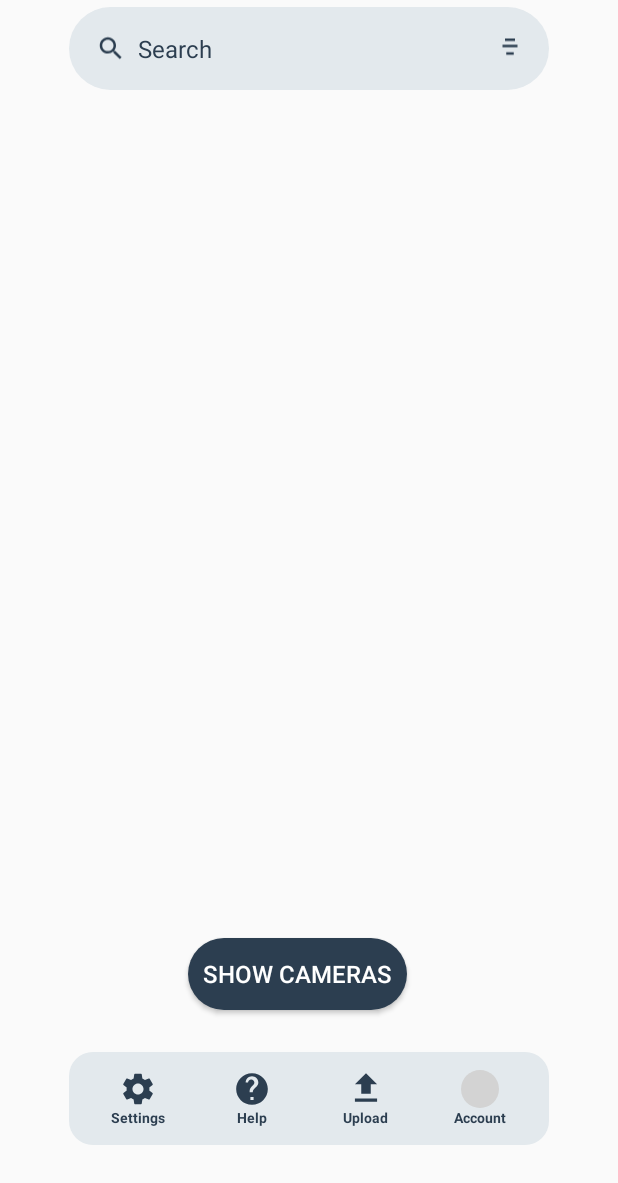
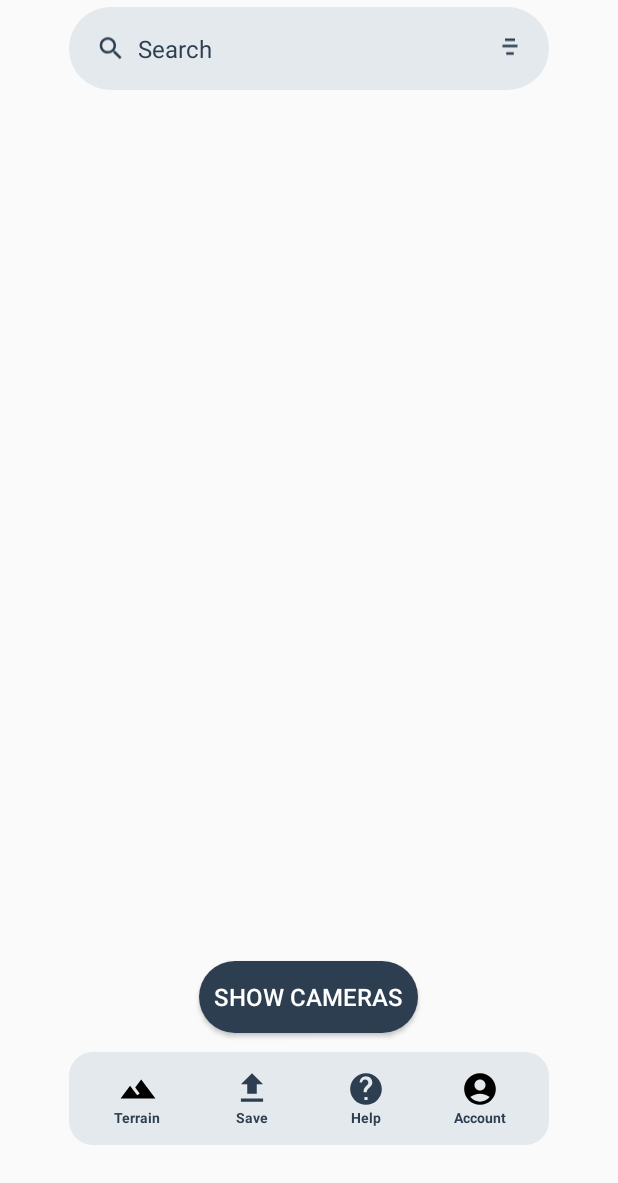
Before and after one commit to ParagDas2315/goapolicehackathon, an Android app: the mapsui screen opened directly, with no data from a screen before it, on a phone screen of 412 x 824 dp, the part 53-1236 px from its top. Run offline under Robolectric (Android 15) with nearby library versions, the phone set to English and light mode, and no system bars; our stand-ins replace Firebase (no records; nobody signed in at launch, a user with empty details on screens opened directly); 1 statement that could not run was skipped.

Commit message:
Terrain, Terminal, corrected the layout, kml

```diff
--- a/app/src/main/AndroidManifest.xml
+++ b/app/src/main/AndroidManifest.xml
@@ -7,6 +7,9 @@
     <uses-permission android:name="android.permission.ACCESS_COARSE_LOCATION" />
     <uses-permission android:name="android.permission.INTERNET" />
     <uses-permission android:name="android.permission.ACCESS_NETWORK_STATE" />
+    <uses-permission android:name="android.permission.WRITE_EXTERNAL_STORAGE"/>
+    <uses-permission android:name="android.permission.READ_EXTERNAL_STORAGE"/>
+
 
     <application
         android:allowBackup="true"
--- /dev/null
+++ b/app/src/main/res/drawable/account.xml
@@ -0,0 +1,5 @@
+<vector xmlns:android="http://schemas.android.com/apk/res/android" android:height="24dp" android:tint="#000000" android:viewportHeight="24" android:viewportWidth="24" android:width="24dp">
+
+    <path android:fillColor="@android:color/white" android:pathData="M12,2C6.48,2 2,6.48 2,12s4.48,10 10,10s10,-4.48 10,-10S17.52,2 12,2zM12,6c1.93,0 3.5,1.57 3.5,3.5S13.93,13 12,13s-3.5,-1.57 -3.5,-3.5S10.07,6 12,6zM12,20c-2.03,0 -4.43,-0.82 -6.14,-2.88C7.55,15.8 9.68,15 12,15s4.45,0.8 6.14,2.12C16.43,19.18 14.03,20 12,20z"/>
+
+</vector>
--- /dev/null
+++ b/app/src/main/res/drawable/baseline_terrain_24.xml
@@ -0,0 +1,5 @@
+<vector xmlns:android="http://schemas.android.com/apk/res/android" android:height="24dp" android:tint="#000000" android:viewportHeight="24" android:viewportWidth="24" android:width="24dp">
+
+    <path android:fillColor="@android:color/white" android:pathData="M14,6l-3.75,5 2.85,3.8 -1.6,1.2C9.81,13.75 7,10 7,10l-6,8h22L14,6z"/>
+
+</vector>
--- a/app/src/main/res/layout/mapsui.xml
+++ b/app/src/main/res/layout/mapsui.xml
@@ -61,18 +61,17 @@
             android:focusable="true" />
     </LinearLayout>
 
-    <!-- Show Cameras Button (Left aligned, on top of the bottom menu) -->
+    <!-- Show Cameras Button (Centralized and brought down) -->
     <Button
         android:id="@+id/show_cameras_button"
         android:layout_width="wrap_content"
         android:layout_height="wrap_content"
         android:text="Show Cameras"
-        android:layout_gravity="start|bottom"
-        android:layout_marginStart="125dp"
-        android:layout_marginBottom="115dp"
-        android:textColor="#FFFFFF"
-        android:textSize="16sp"
-        android:background="@drawable/rounded_button" />
+        android:layout_gravity="center_horizontal|bottom"
+        android:layout_marginBottom="100dp"
+    android:textColor="#FFFFFF"
+    android:textSize="16sp"
+    android:background="@drawable/rounded_button" />
 
     <!-- Bottom Menu Section (Overlaid on top of the map) -->
     <LinearLayout
@@ -100,14 +99,41 @@
                 android:id="@+id/settings_icon"
                 android:layout_width="25dp"
                 android:layout_height="25dp"
-                android:src="@drawable/ic_settings"
+                android:src="@drawable/baseline_terrain_24"
                 android:contentDescription="Settings Icon" />
 
             <TextView
                 android:id="@+id/settings_label"
                 android:layout_width="wrap_content"
                 android:layout_height="wrap_content"
-                android:text="Settings"
+                android:text="Terrain"
+                android:textColor="#2C3E50"
+                android:textSize="9sp"
+                android:textStyle="bold" />
+        </LinearLayout>
+
+        <!-- Upload Button -->
+        <LinearLayout
+            android:id="@+id/upload_button"
+            android:layout_width="0dp"
+            android:layout_height="wrap_content"
+            android:orientation="vertical"
+            android:gravity="center"
+            android:padding="4dp"
+            android:layout_weight="1">
+
+            <ImageView
+                android:id="@+id/upload_icon"
+                android:layout_width="25dp"
+                android:layout_height="25dp"
+                android:src="@drawable/ic_upload"
+                android:contentDescription="Upload Icon" />
+
+            <TextView
+                android:id="@+id/upload_label"
+                android:layout_width="wrap_content"
+                android:layout_height="wrap_content"
+                android:text="Save"
                 android:textColor="#2C3E50"
                 android:textSize="9sp"
                 android:textStyle="bold" />
@@ -140,33 +166,6 @@
                 android:textStyle="bold" />
         </LinearLayout>
 
-        <!-- Upload Button -->
-        <LinearLayout
-            android:id="@+id/upload_button"
-            android:layout_width="0dp"
-            android:layout_height="wrap_content"
-            android:orientation="vertical"
-            android:gravity="center"
-            android:padding="4dp"
-            android:layout_weight="1">
-
-            <ImageView
-                android:id="@+id/upload_icon"
-                android:layout_width="25dp"
-                android:layout_height="25dp"
-                android:src="@drawable/ic_upload"
-                android:contentDescription="Upload Icon" />
-
-            <TextView
-                android:id="@+id/upload_label"
-                android:layout_width="wrap_content"
-                android:layout_height="wrap_content"
-                android:text="Upload"
-                android:textColor="#2C3E50"
-                android:textSize="9sp"
-                android:textStyle="bold" />
-        </LinearLayout>
-
         <!-- Account Button -->
         <LinearLayout
             android:id="@+id/account_button"
@@ -181,7 +180,7 @@
                 android:id="@+id/account_image"
                 android:layout_width="25dp"
                 android:layout_height="25dp"
-                android:src="@drawable/circle_placeholder"
+                android:src="@drawable/account"
                 android:contentDescription="User Account" />
 
             <TextView
--- a/app/src/main/res/values/dimens.xml
+++ b/app/src/main/res/values/dimens.xml
@@ -1,6 +1,6 @@
 <?xml version="1.0" encoding="utf-8"?>
 <resources>
     <!-- Adjust these values based on the size of your search bar and bottom navigation menu -->
-    <dimen name="map_top_padding">80dp</dimen> <!-- Adjust the padding to fit your search bar -->
-    <dimen name="map_bottom_padding">100dp</dimen> <!-- Adjust the padding to fit your bottom menu -->
+    <dimen name="map_top_padding">300dp</dimen> <!-- Adjust the padding to fit your search bar -->
+    <dimen name="map_bottom_padding">450dp</dimen> <!-- Adjust the padding to fit your bottom menu -->
 </resources>
```
Also changed, not shown: app/src/main/java/com/example/cctvui/HelpActivity.java (+15 -22 lines), app/src/main/java/com/example/cctvui/mapsui.java (+100 -9 lines), app/src/main/res/drawable/rounded_background.xml (added, +7 -0 lines), app/src/main/res/layout/activity_account.xml (+5 -4 lines), app/src/main/res/layout/activity_filter.xml (+5 -4 lines), app/src/main/res/layout/activity_help.xml (+25 -13 lines), app/src/main/res/layout/bottom_sheet.xml (+6 -2 lines).
